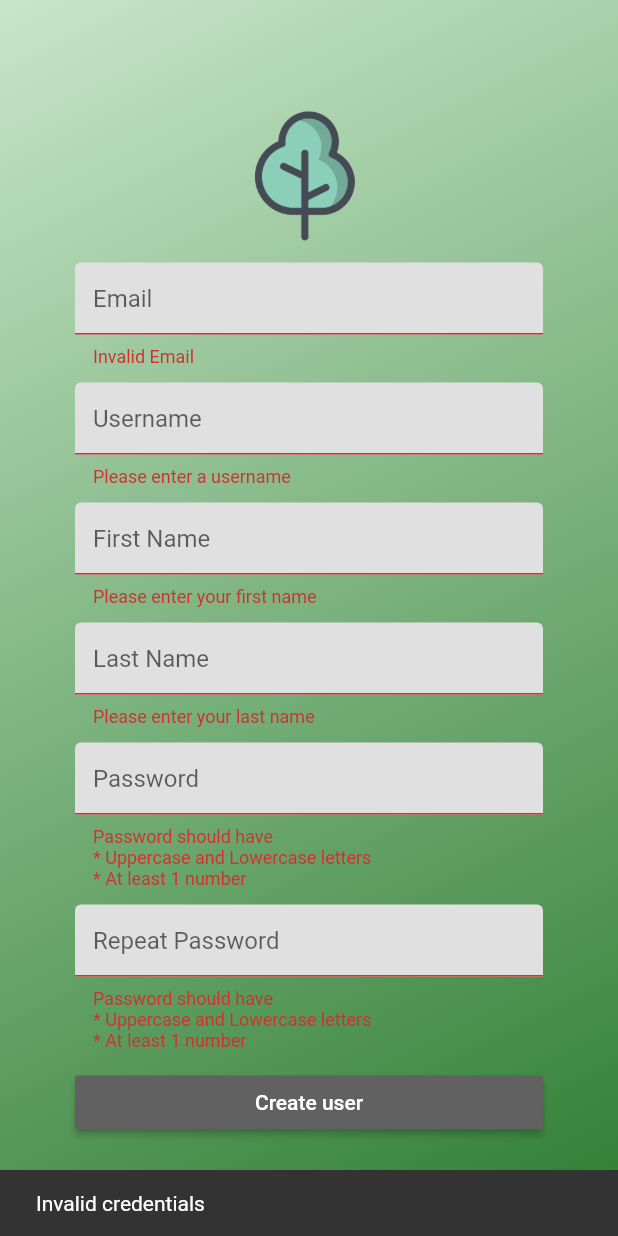
After one commit to JoeRourke123/ecothon, a Flutter app: the SignupPage screen opened directly, after a tap on "Create user", on a phone screen of 412 x 824 dp. The commit adds this screen. Run offline on Flutter 3.47's test engine with Material 2 defaults, Android fonts, the phone set to English and light mode, and no system bars; our stand-ins replace cached_network_image, flutter_secure_storage, geolocator, getwidget, google_nav_bar, image_picker and 1 more; accounts and stored records are empty.

Commit message:
Create user page to allow users to sign up

```diff
--- /dev/null
+++ b/frontend/ecothon/lib/signup.dart
@@ -0,0 +1,324 @@
+import 'dart:convert';
+import 'package:ecothon/main.dart';
+import 'package:flutter/cupertino.dart';
+import 'package:flutter/material.dart';
+import 'package:ecothon/generalStore.dart';
+import 'package:flutter_secure_storage/flutter_secure_storage.dart';
+import 'package:provider/provider.dart';
+import 'package:http/http.dart' as http;
+
+class SignupPage extends StatefulWidget {
+  SignupPage({Key key}) : super(key: key);
+
+  @override
+  _SignupPageState createState() => _SignupPageState();
+}
+
+class _SignupPageState extends State<SignupPage> {
+  final GlobalKey<ScaffoldState> _scaffoldKey = GlobalKey<ScaffoldState>();
+  final _formKey = GlobalKey<FormState>();
+  final _emailController = TextEditingController();
+  final _usernameController = TextEditingController();
+  final _firstnameController = TextEditingController();
+  final _lastnameController = TextEditingController();
+  final _password1Controller = TextEditingController();
+  final _password2Controller = TextEditingController();
+  final storage = new FlutterSecureStorage();
+
+  void _createUser() async {
+    if (_formKey.currentState.validate()) {
+      if (_password1Controller.text == _password2Controller.text) {
+        _scaffoldKey.currentState
+            .showSnackBar(SnackBar(content: Text("Processing")));
+        try {
+          http.Response res =
+              await http.post("http://ecothon.space/api/auth/create-user",
+                  body: jsonEncode({
+                    "firstname": _firstnameController.text,
+                    "lastname": _lastnameController.text,
+                    "username": _usernameController.text,
+                    "email": _emailController.text,
+                    "password": _password1Controller.text
+                  }));
+          _scaffoldKey.currentState.hideCurrentSnackBar();
+          if (res.statusCode == 200) {
+            var data = jsonDecode(res.body);
+            String username = data["user"]["username"];
+            String token = data["auth"];
+            await storage.write(key: "username", value: username);
+            await storage.write(key: "token", value: token);
+
+            Provider.of<GeneralStore>(context, listen: false)
+                .setLoginData(username, token);
+
+            Navigator.of(context)
+                .pushReplacement(MaterialPageRoute(builder: (context) {
+              return MyHomePage();
+            }));
+          } else if (res.statusCode == 403) {
+            String err = json.decode(res.body)["error"];
+            _scaffoldKey.currentState
+                .showSnackBar(SnackBar(content: Text(err)));
+          } else {
+            try {
+              dynamic decoded = jsonDecode(res.body);
+              if (decoded is Map && decoded["error"] != null) {
+                Scaffold.of(context)
+                    .showSnackBar(SnackBar(content: Text(decoded["error"])));
+              }
+            } catch (_) {
+              Scaffold.of(context)
+                  .showSnackBar(SnackBar(content: Text(res.reasonPhrase)));
+            }
+          }
+        } catch (Exception) {
+          print(Exception);
+          _scaffoldKey.currentState.showSnackBar(SnackBar(
+              content: Text("Failed to create user please try again")));
+        }
+      } else {
+        _scaffoldKey.currentState
+            .showSnackBar(SnackBar(content: Text("Passwords do not match")));
+      }
+    } else {
+      _scaffoldKey.currentState
+          .showSnackBar(SnackBar(content: Text("Invalid credentials")));
+    }
+  }
+
+  @override
+  Widget build(BuildContext context) {
+    return Scaffold(
+      key: _scaffoldKey,
+      body: Container(
+          decoration: BoxDecoration(
+            gradient: LinearGradient(
+              begin: Alignment.topLeft,
+              end: Alignment.bottomRight,
+              colors: [Colors.green[100], Colors.green[800]],
+            ),
+          ),
+          alignment: Alignment.center,
+          padding: EdgeInsets.all(50),
+          child: Form(
+            key: _formKey,
+            child: Center(
+                child: ListView(
+                  shrinkWrap: true,
+              children: <Widget>[
+                Container(
+                  child: Image.asset(
+                    'assets/images/logo.png',
+                    width: 100.0,
+                    height: 100.0,
+                  ),
+                ),
+                SizedBox(
+                  height: 10,
+                ),
+                TextFormField(
+                  controller: _emailController,
+                  style: TextStyle(color: Colors.grey[700]),
+                  decoration: InputDecoration(
+                    contentPadding: EdgeInsets.all(12),
+                    hintText: "Email",
+                    filled: true,
+                    fillColor: Colors.grey[300],
+                    focusedBorder: OutlineInputBorder(
+                      borderRadius: BorderRadius.circular(15.0),
+                      borderSide:
+                          BorderSide(color: Colors.grey[700], width: 1.0),
+                    ),
+                    enabledBorder: OutlineInputBorder(
+                      borderRadius: BorderRadius.circular(15.0),
+                      borderSide: BorderSide(
+                        color: Colors.transparent,
+                      ),
+                    ),
+                  ),
+                  validator: (value) {
+                    RegExp regExp = new RegExp(
+                        r"^\w+([-+.']\w+)*@\w+([-.]\w+)*\.\w+([-.]\w+)*$",
+                        caseSensitive: false,
+                        multiLine: false);
+                    if (!regExp.hasMatch(value) || value.isEmpty) {
+                      return "Invalid Email";
+                    }
+                    return null;
+                  },
+                ),
+                SizedBox(
+                  height: 10,
+                ),
+                TextFormField(
+                  controller: _usernameController,
+                  style: TextStyle(color: Colors.grey[700]),
+                  decoration: InputDecoration(
+                    contentPadding: EdgeInsets.all(12),
+                    hintText: "Username",
+                    filled: true,
+                    fillColor: Colors.grey[300],
+                    focusedBorder: OutlineInputBorder(
+                      borderRadius: BorderRadius.circular(15.0),
+                      borderSide:
+                          BorderSide(color: Colors.grey[700], width: 1.0),
+                    ),
+                    enabledBorder: OutlineInputBorder(
+                      borderRadius: BorderRadius.circular(15.0),
+                      borderSide: BorderSide(
+                        color: Colors.transparent,
+                      ),
+                    ),
+                  ),
+                  validator: (value) {
+                    if (value.isEmpty) {
+                      return "Please enter a username";
+                    }
+                    return null;
+                  },
+                ),
+                SizedBox(
+                  height: 10,
+                ),
+                TextFormField(
+                  controller: _firstnameController,
+                  style: TextStyle(color: Colors.grey[700]),
+                  decoration: InputDecoration(
+                    contentPadding: EdgeInsets.all(12),
+                    hintText: "First Name",
+                    filled: true,
+                    fillColor: Colors.grey[300],
+                    focusedBorder: OutlineInputBorder(
+                      borderRadius: BorderRadius.circular(15.0),
+                      borderSide:
+                          BorderSide(color: Colors.grey[700], width: 1.0),
+                    ),
+                    enabledBorder: OutlineInputBorder(
+                      borderRadius: BorderRadius.circular(15.0),
+                      borderSide: BorderSide(
+                        color: Colors.transparent,
+                      ),
+                    ),
+                  ),
+                  validator: (value) {
+                    if (value.isEmpty) {
+                      return "Please enter your first name";
+                    }
+                    return null;
+                  },
+                ),
+                SizedBox(
+                  height: 10,
+                ),
+                TextFormField(
+                  controller: _lastnameController,
+                  style: TextStyle(color: Colors.grey[700]),
+                  decoration: InputDecoration(
+                    contentPadding: EdgeInsets.all(12),
+                    hintText: "Last Name",
+                    filled: true,
+                    fillColor: Colors.grey[300],
+                    focusedBorder: OutlineInputBorder(
+                      borderRadius: BorderRadius.circular(15.0),
+                      borderSide:
+                          BorderSide(color: Colors.grey[700], width: 1.0),
+                    ),
+                    enabledBorder: OutlineInputBorder(
+                      borderRadius: BorderRadius.circular(15.0),
+                      borderSide: BorderSide(
+                        color: Colors.transparent,
+                      ),
+                    ),
+                  ),
+                  validator: (value) {
+                    if (value.isEmpty) {
+                      return "Please enter your last name";
+                    }
+                    return null;
+                  },
+                ),
+                SizedBox(
+                  height: 10,
+                ),
+                TextFormField(
+                  controller: _password1Controller,
+                  obscureText: true,
+                  style: TextStyle(color: Colors.grey[700]),
+                  decoration: InputDecoration(
+                    contentPadding: EdgeInsets.all(12),
+                    hintText: "Password",
+                    filled: true,
+                    fillColor: Colors.grey[300],
+                    focusedBorder: OutlineInputBorder(
+                      borderRadius: BorderRadius.circular(15.0),
+                      borderSide:
+                          BorderSide(color: Colors.grey[700], width: 1.0),
+                    ),
+                    enabledBorder: OutlineInputBorder(
+                      borderRadius: BorderRadius.circular(15.0),
+                      borderSide: BorderSide(
+                        color: Colors.transparent,
+                      ),
+                    ),
+                  ),
+                  validator: (value) {
+                    RegExp regExp = new RegExp(
+                        r"^(?=.*\d)(?=.*[a-z])(?=.*[A-Z])(?=.*[a-zA-Z]).{8,}$",
+                        caseSensitive: true,
+                        multiLine: false);
+                    if (!regExp.hasMatch(value) || value.isEmpty) {
+                      return "Password should have\n* Uppercase and Lowercase letters\n* At least 1 number";
+                    }
+                    return null;
+                  },
+                ),
+                SizedBox(
+                  height: 10,
+                ),
+                TextFormField(
+                  controller: _password2Controller,
+                  obscureText: true,
+                  style: TextStyle(color: Colors.grey[700]),
+                  decoration: InputDecoration(
+                    contentPadding: EdgeInsets.all(12),
+                    hintText: "Repeat Password",
+                    filled: true,
+                    fillColor: Colors.grey[300],
+                    focusedBorder: OutlineInputBorder(
+                      borderRadius: BorderRadius.circular(15.0),
+                      borderSide:
+                          BorderSide(color: Colors.grey[700], width: 1.0),
+                    ),
+                    enabledBorder: OutlineInputBorder(
+                      borderRadius: BorderRadius.circular(15.0),
+                      borderSide: BorderSide(
+                        color: Colors.transparent,
+                      ),
+                    ),
+                  ),
+                  validator: (value) {
+                    RegExp regExp = new RegExp(
+                        r"^(?=.*\d)(?=.*[a-z])(?=.*[A-Z])(?=.*[a-zA-Z]).{8,}$",
+                        caseSensitive: true,
+                        multiLine: false);
+                    if (!regExp.hasMatch(value) || value.isEmpty) {
+                      return "Password should have\n* Uppercase and Lowercase letters\n* At least 1 number";
+                    }
+                    return null;
+                  },
+                ),
+                SizedBox(
+                  height: 10,
+                ),
+                MaterialButton(
+                  child: Text("Create user"),
+                  onPressed: _createUser,
+                  textColor: Colors.white,
+                  color: Colors.grey[700],
+                ),
+              ],
+            )),
+          )),
+    );
+  }
+}
```
Also changed, not shown: frontend/ecothon/lib/feed.dart (+10 -7 lines), frontend/ecothon/lib/login.dart (+31 -25 lines), frontend/ecothon/lib/post.dart (+86 -47 lines).
